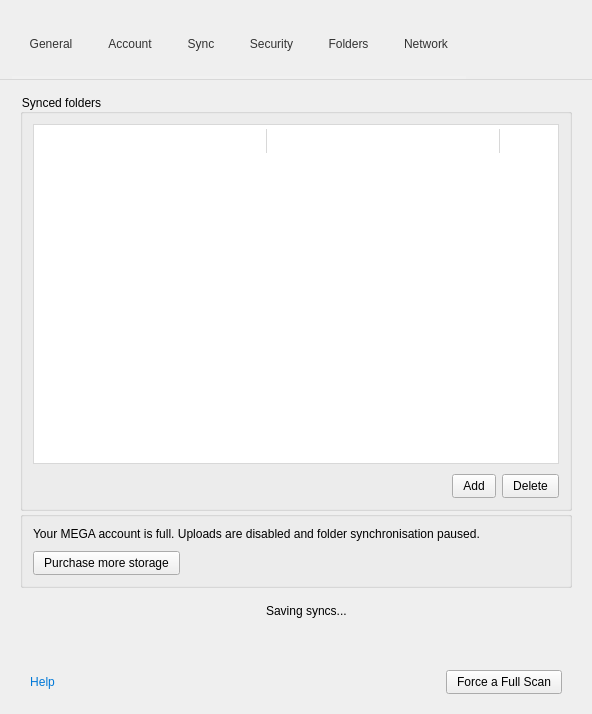
Before: the Qt Designer form src/MEGASync/gui/win/SettingsDialog.ui in meganz/MEGAsync, drawn with Qt 5.
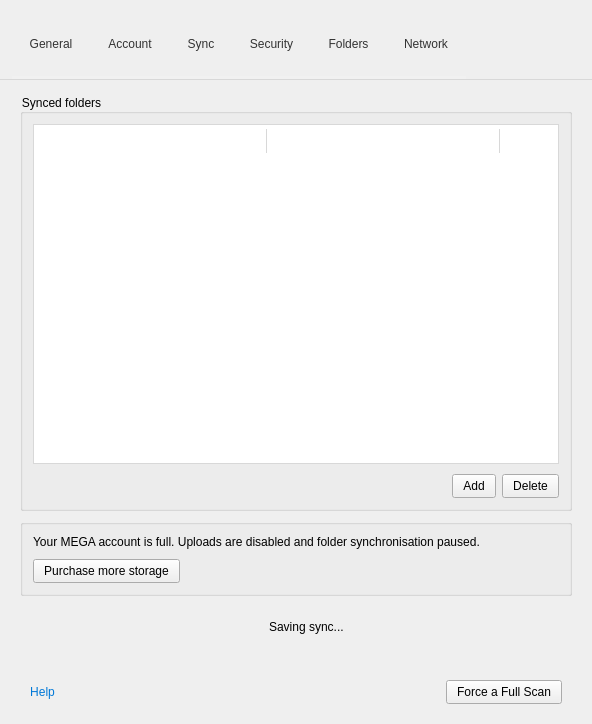
After: the same form once the commit is applied. The open tabs and pages were chosen to show the change. Icons and pictures are not drawn. Custom widgets are drawn as their Qt base class.

Commit message: UI refinements for Settings dialog

Diff of the .ui file:
```diff
--- a/src/MEGASync/gui/win/SettingsDialog.ui
+++ b/src/MEGASync/gui/win/SettingsDialog.ui
@@ -1405,7 +1405,7 @@
      <widget class="QWidget" name="pSyncs">
       <layout class="QVBoxLayout" name="verticalLayout_8">
        <property name="spacing">
-        <number>0</number>
+        <number>8</number>
        </property>
        <property name="leftMargin">
         <number>20</number>
@@ -1825,7 +1825,7 @@
               <item>
                <widget class="QLabel" name="lSavingSyncs">
                 <property name="text">
-                 <string>Saving syncs...</string>
+                 <string>Saving sync...</string>
                 </property>
                </widget>
               </item>
```
Left out of the diff: 5 changed lines with no effect on the pictures. The commit also changes 1 other file.
